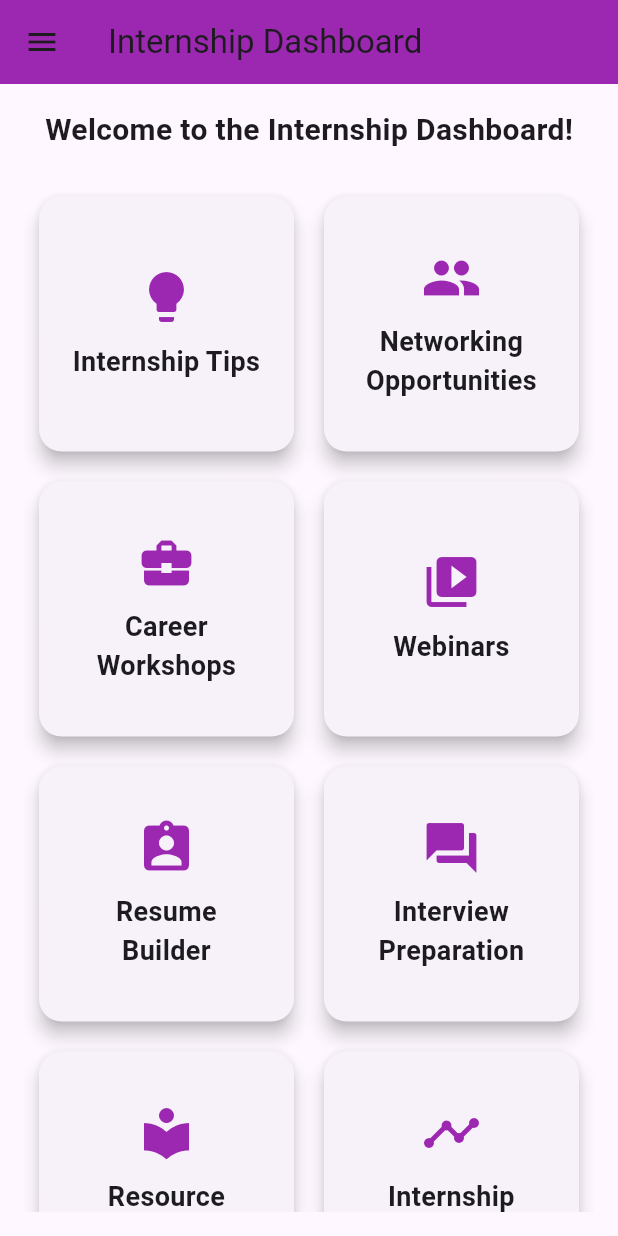
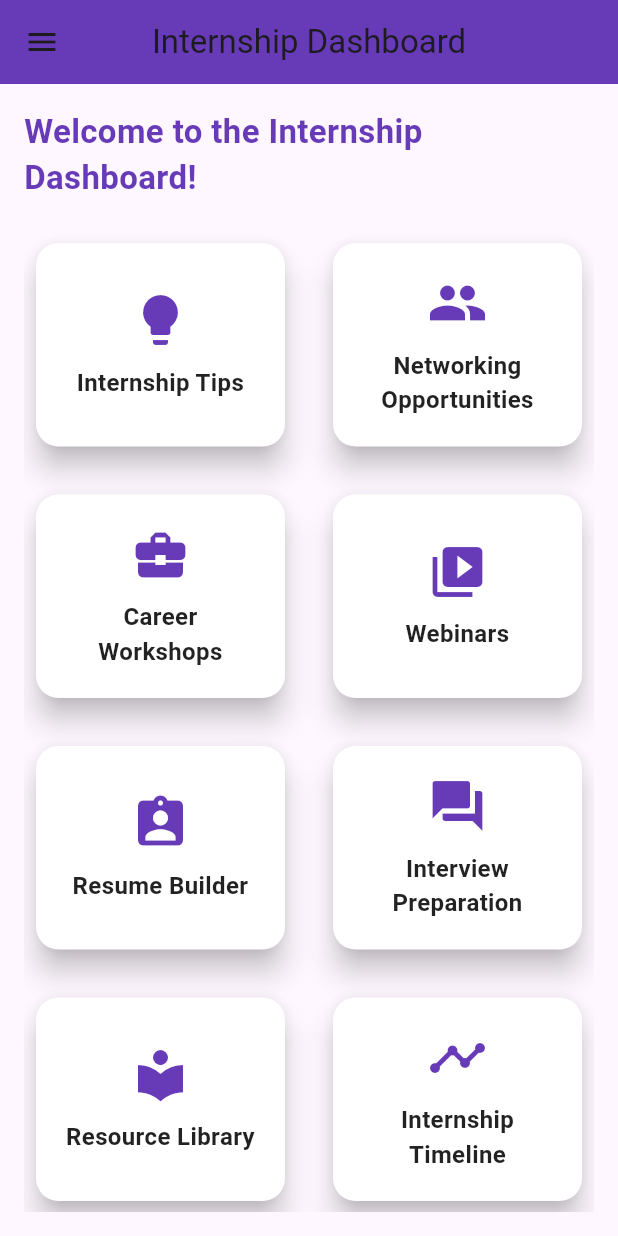
Before and after one commit to JUMAPETER736/INTERN_HUB, a Flutter app: the InternshipDashboard screen opened directly, on a phone screen of 412 x 824 dp. Run offline on Flutter 3.47's test engine with Material 3 defaults, Android fonts, the phone set to English and light mode, and no system bars; our stand-ins replace cloud_firestore, firebase_auth, firebase_core, fluttertoast; accounts and stored records are empty.

Commit message:
Modifying the UI interfaceof the  InternshipDashboard Class

```diff
--- a/lib/Home/InternshipDashboard.dart
+++ b/lib/Home/InternshipDashboard.dart
@@ -6,7 +6,8 @@ class InternshipDashboard extends StatelessWidget {
     return Scaffold(
       appBar: AppBar(
         title: Text('Internship Dashboard'),
-        backgroundColor: Colors.purple,
+        backgroundColor: Colors.deepPurple, // Changed to a deeper shade
+        centerTitle: true,
       ),
       drawer: Drawer(
         child: ListView(
@@ -14,7 +15,7 @@ class InternshipDashboard extends StatelessWidget {
           children: <Widget>[
             DrawerHeader(
               decoration: BoxDecoration(
-                color: Colors.purple,
+                color: Colors.deepPurple, // Changed to a deeper shade
               ),
               child: Text(
                 'User Menu',
@@ -24,91 +25,37 @@ class InternshipDashboard extends StatelessWidget {
                 ),
               ),
             ),
-            ListTile(
-              leading: Icon(Icons.home),
-              title: Text('Home'),
-              onTap: () {
-                Navigator.pushReplacementNamed(context, '/Home');
-              },
-            ),
-            ListTile(
-              leading: Icon(Icons.business),
-              title: Text('My Applications'),
-              onTap: () {
-                Navigator.pushReplacementNamed(context, '/MyApplications');
-              },
-            ),
-            ListTile(
-              leading: Icon(Icons.account_circle),
-              title: Text('Profile Settings'),
-              onTap: () {
-                Navigator.pushReplacementNamed(context, '/ProfileSettings');
-              },
-            ),
+            _buildDrawerItem(context, Icons.home, 'Home', '/Home'),
+            _buildDrawerItem(context, Icons.business, 'My Applications', '/MyApplications'),
+            _buildDrawerItem(context, Icons.account_circle, 'Profile Settings', '/ProfileSettings'),
           ],
         ),
       ),
       body: Padding(
         padding: const EdgeInsets.all(16.0),
         child: Column(
+          crossAxisAlignment: CrossAxisAlignment.start,
           children: [
             Text(
               'Welcome to the Internship Dashboard!',
-              style: TextStyle(fontSize: 20, fontWeight: FontWeight.bold),
+              style: TextStyle(fontSize: 22, fontWeight: FontWeight.bold, color: Colors.deepPurple),
             ),
             SizedBox(height: 20),
             Expanded(
               child: GridView.count(
                 crossAxisCount: 2,
+                childAspectRatio: 1.2, // Aspect ratio for better card display
+                mainAxisSpacing: 16,
+                crossAxisSpacing: 16,
                 children: [
-                  _buildDashboardCard(
-                    context,
-                    Icons.lightbulb,
-                    'Internship Tips', // New Feature
-                    '/InternshipTips',
-                  ),
-                  _buildDashboardCard(
-                    context,
-                    Icons.people,
-                    'Networking Opportunities', // New Feature
-                    '/NetworkingOpportunities',
-                  ),
-                  _buildDashboardCard(
-                    context,
-                    Icons.business_center,
-                    'Career Workshops', // New Feature
-                    '/CareerWorkshops',
-                  ),
-                  _buildDashboardCard(
-                    context,
-                    Icons.video_library,
-                    'Webinars', // New Feature
-                    '/Webinars',
-                  ),
-                  _buildDashboardCard(
-                    context,
-                    Icons.assignment_ind,
-                    'Resume Builder', // New Feature
-                    '/ResumeBuilder',
-                  ),
-                  _buildDashboardCard(
-                    context,
-                    Icons.question_answer,
-                    'Interview Preparation', // New Feature
-                    '/InterviewPreparation',
-                  ),
-                  _buildDashboardCard(
-                    context,
-                    Icons.local_library,
-                    'Resource Library', // New Feature
-                    '/ResourceLibrary',
-                  ),
-                  _buildDashboardCard(
-                    context,
-                    Icons.timeline,
-                    'Internship Timeline', // New Feature
-                    '/InternshipTimeline',
-                  ),
+                  _buildDashboardCard(context, Icons.lightbulb, 'Internship Tips', '/InternshipTips'),
+                  _buildDashboardCard(context, Icons.people, 'Networking Opportunities', '/NetworkingOpportunities'),
+                  _buildDashboardCard(context, Icons.business_center, 'Career Workshops', '/CareerWorkshops'),
+                  _buildDashboardCard(context, Icons.video_library, 'Webinars', '/Webinars'),
+                  _buildDashboardCard(context, Icons.assignment_ind, 'Resume Builder', '/ResumeBuilder'),
+                  _buildDashboardCard(context, Icons.question_answer, 'Interview Preparation', '/InterviewPreparation'),
+                  _buildDashboardCard(context, Icons.local_library, 'Resource Library', '/ResourceLibrary'),
+                  _buildDashboardCard(context, Icons.timeline, 'Internship Timeline', '/InternshipTimeline'),
                 ],
               ),
             ),
@@ -118,13 +65,24 @@ class InternshipDashboard extends StatelessWidget {
     );
   }
 
+  Widget _buildDrawerItem(BuildContext context, IconData icon, String title, String route) {
+    return ListTile(
+      leading: Icon(icon, color: Colors.deepPurple),
+      title: Text(title, style: TextStyle(color: Colors.deepPurple)),
+      onTap: () {
+        Navigator.pushReplacementNamed(context, route);
+      },
+    );
+  }
+
   Widget _buildDashboardCard(BuildContext context, IconData icon, String title, String route) {
     return Card(
-      margin: EdgeInsets.all(10),
-      elevation: 5,
+      margin: EdgeInsets.all(8),
+      elevation: 8,
       shape: RoundedRectangleBorder(
         borderRadius: BorderRadius.circular(15),
       ),
+      color: Colors.white, // Set card background color
       child: InkWell(
         onTap: () {
           Navigator.pushReplacementNamed(context, route);
@@ -135,12 +93,12 @@ class InternshipDashboard extends StatelessWidget {
           child: Column(
             mainAxisAlignment: MainAxisAlignment.center,
             children: [
-              Icon(icon, size: 40, color: Colors.purple),
+              Icon(icon, size: 40, color: Colors.deepPurple),
               SizedBox(height: 10),
               Text(
                 title,
                 textAlign: TextAlign.center,
-                style: TextStyle(fontSize: 18, fontWeight: FontWeight.bold),
+                style: TextStyle(fontSize: 16, fontWeight: FontWeight.bold, color: Colors.black87),
               ),
             ],
           ),
```
